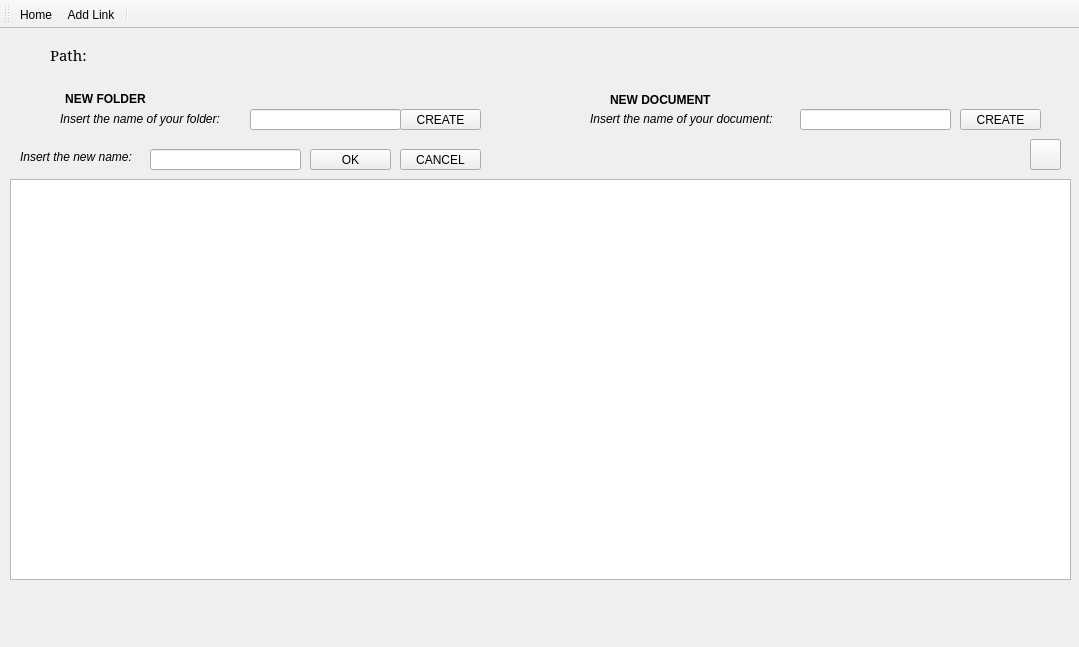
Old version of the form GUI/SymposiumGui/directory.ui in the repository RickZack/Symposium.
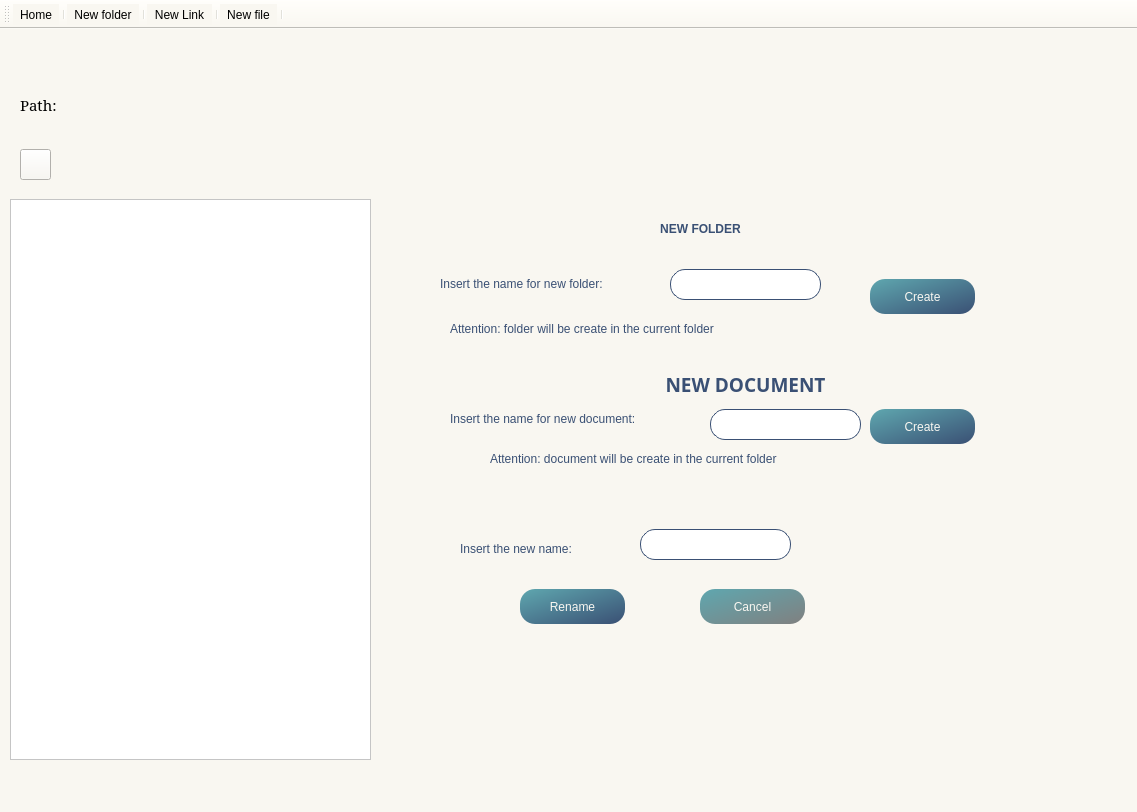
New version of the form. Icons and pictures are not drawn.

What changed in the file:
```diff
--- a/GUI/SymposiumGui/directory.ui
+++ b/GUI/SymposiumGui/directory.ui
@@ -6,13 +6,16 @@
    <rect>
     <x>0</x>
     <y>0</y>
-    <width>1079</width>
-    <height>647</height>
+    <width>1137</width>
+    <height>812</height>
    </rect>
   </property>
   <property name="windowTitle">
    <string>MainWindow</string>
   </property>
+  <property name="styleSheet">
+   <string notr="true">background-color:rgb(249, 247, 241);</string>
+  </property>
   <widget class="QWidget" name="centralwidget">
    <property name="minimumSize">
     <size>
@@ -24,31 +27,50 @@
     <property name="geometry">
      <rect>
       <x>10</x>
-      <y>150</y>
-      <width>1061</width>
-      <height>401</height>
+      <y>170</y>
+      <width>361</width>
+      <height>561</height>
      </rect>
     </property>
+    <property name="styleSheet">
+     <string notr="true">font: 12pt &quot;Baskerville Old Face&quot;;
+color: rgb(58, 80, 116); 
+background-color:white;
+border-color: rgb(58, 80, 116);</string>
+    </property>
    </widget>
    <widget class="QLineEdit" name="name">
     <property name="geometry">
      <rect>
-      <x>250</x>
-      <y>80</y>
+      <x>670</x>
+      <y>240</y>
       <width>151</width>
-      <height>21</height>
+      <height>31</height>
      </rect>
     </property>
+    <property name="styleSheet">
+     <string notr="true">background-color: white;
+color: rgb(58, 80, 116); 
+font: 11pt &quot;Baskerville Old Face&quot;;
+border-radius:15px;
+border-width: 1px; 
+border-style: solid;
+border-color: rgb(58, 80, 116); </string>
+    </property>
    </widget>
    <widget class="QLabel" name="label">
     <property name="geometry">
      <rect>
-      <x>60</x>
-      <y>60</y>
-      <width>91</width>
+      <x>610</x>
+      <y>190</y>
+      <width>181</width>
       <height>21</height>
      </rect>
     </property>
+    <property name="styleSheet">
+     <string notr="true">font: 14pt &quot;Baskerville Old Face&quot;;
+color: rgb(58, 80, 116); </string>
+    </property>
     <property name="text">
      <string>&lt;html&gt;&lt;head/&gt;&lt;body&gt;&lt;p align=&quot;center&quot;&gt;&lt;span style=&quot; font-weight:600;&quot;&gt;NEW FOLDER&lt;/span&gt;&lt;/p&gt;&lt;/body&gt;&lt;/html&gt;</string>
     </property>
@@ -56,23 +78,27 @@
    <widget class="QLabel" name="label_2">
     <property name="geometry">
      <rect>
-      <x>60</x>
-      <y>80</y>
-      <width>181</width>
-      <height>21</height>
+      <x>440</x>
+      <y>240</y>
+      <width>221</width>
+      <height>31</height>
      </rect>
     </property>
+    <property name="styleSheet">
+     <string notr="true">font: 10pt &quot;Baskerville Old Face&quot;;
+color: rgb(58, 80, 116); </string>
+    </property>
     <property name="text">
-     <string>&lt;html&gt;&lt;head/&gt;&lt;body&gt;&lt;p&gt;&lt;span style=&quot; font-style:italic;&quot;&gt;Insert the name of your folder:&lt;/span&gt;&lt;/p&gt;&lt;/body&gt;&lt;/html&gt;</string>
+     <string>&lt;html&gt;&lt;head/&gt;&lt;body&gt;&lt;p&gt;Insert the name for new folder:&lt;/p&gt;&lt;/body&gt;&lt;/html&gt;</string>
     </property>
    </widget>
    <widget class="QPushButton" name="pushButton_3">
     <property name="geometry">
      <rect>
-      <x>400</x>
-      <y>80</y>
-      <width>81</width>
-      <height>21</height>
+      <x>870</x>
+      <y>250</y>
+      <width>105</width>
+      <height>35</height>
      </rect>
     </property>
     <property name="minimumSize">
@@ -81,17 +107,23 @@
       <height>0</height>
      </size>
     </property>
+    <property name="styleSheet">
+     <string notr="true">background-color: qlineargradient(x1: 0, y1: 0, x2: 1, y2: 1, stop: 0 rgb(95, 167, 175), stop: 1 rgb(58, 80, 116));
+color: rgb(249, 247, 241); 
+font: 14pt &quot;Baskerville Old Face&quot;;
+border-radius:15px;</string>
+    </property>
     <property name="text">
-     <string>CREATE</string>
+     <string>Create</string>
     </property>
    </widget>
    <widget class="QLabel" name="label_3">
     <property name="geometry">
      <rect>
-      <x>10</x>
-      <y>60</y>
-      <width>41</width>
-      <height>41</height>
+      <x>560</x>
+      <y>170</y>
+      <width>51</width>
+      <height>51</height>
      </rect>
     </property>
     <property name="text">
@@ -107,10 +139,10 @@
    <widget class="QPushButton" name="pushButton_4">
     <property name="geometry">
      <rect>
-      <x>960</x>
-      <y>80</y>
-      <width>81</width>
-      <height>21</height>
+      <x>870</x>
+      <y>380</y>
+      <width>105</width>
+      <height>35</height>
      </rect>
     </property>
     <property name="minimumSize">
@@ -119,15 +151,21 @@
       <height>0</height>
      </size>
     </property>
+    <property name="styleSheet">
+     <string notr="true">background-color: qlineargradient(x1: 0, y1: 0, x2: 1, y2: 1, stop: 0 rgb(95, 167, 175), stop: 1 rgb(58, 80, 116));
+color: rgb(249, 247, 241); 
+font: 14pt &quot;Baskerville Old Face&quot;;
+border-radius:15px;</string>
+    </property>
     <property name="text">
-     <string>CREATE</string>
+     <string>Create</string>
     </property>
    </widget>
    <widget class="QLabel" name="label_4">
     <property name="geometry">
      <rect>
-      <x>530</x>
-      <y>50</y>
+      <x>570</x>
+      <y>320</y>
       <width>51</width>
       <height>51</height>
      </rect>
@@ -145,27 +183,34 @@
    <widget class="QLabel" name="label_5">
     <property name="geometry">
      <rect>
-      <x>610</x>
-      <y>60</y>
-      <width>111</width>
-      <height>21</height>
+      <x>640</x>
+      <y>340</y>
+      <width>211</width>
+      <height>31</height>
      </rect>
     </property>
     <property name="font">
      <font>
-      <weight>75</weight>
-      <bold>true</bold>
+      <family>Baskerville Old Face</family>
+      <pointsize>14</pointsize>
+      <weight>50</weight>
+      <italic>false</italic>
+      <bold>false</bold>
      </font>
     </property>
+    <property name="styleSheet">
+     <string notr="true">font: 14pt &quot;Baskerville Old Face&quot;;
+color: rgb(58, 80, 116); </string>
+    </property>
     <property name="text">
-     <string>NEW DOCUMENT</string>
+     <string>&lt;html&gt;&lt;head/&gt;&lt;body&gt;&lt;p align=&quot;center&quot;&gt;&lt;span style=&quot; font-weight:600;&quot;&gt;NEW DOCUMENT&lt;/span&gt;&lt;/p&gt;&lt;/body&gt;&lt;/html&gt;</string>
     </property>
    </widget>
    <widget class="QPushButton" name="back_button">
     <property name="geometry">
      <rect>
-      <x>1030</x>
-      <y>110</y>
+      <x>20</x>
+      <y>120</y>
       <width>31</width>
       <height>31</height>
      </rect>
@@ -177,56 +222,82 @@
    <widget class="QLabel" name="label_6">
     <property name="geometry">
      <rect>
-      <x>590</x>
-      <y>80</y>
-      <width>211</width>
+      <x>450</x>
+      <y>380</y>
+      <width>241</width>
       <height>21</height>
      </rect>
     </property>
+    <property name="styleSheet">
+     <string notr="true">font: 10pt &quot;Baskerville Old Face&quot;;
+color: rgb(58, 80, 116); </string>
+    </property>
     <property name="text">
-     <string>&lt;html&gt;&lt;head/&gt;&lt;body&gt;&lt;p&gt;&lt;span style=&quot; font-style:italic;&quot;&gt;Insert the name of your document:&lt;/span&gt;&lt;/p&gt;&lt;/body&gt;&lt;/html&gt;</string>
+     <string>&lt;html&gt;&lt;head/&gt;&lt;body&gt;&lt;p&gt;Insert the name for new document:&lt;/p&gt;&lt;/body&gt;&lt;/html&gt;</string>
     </property>
    </widget>
    <widget class="QLineEdit" name="name_2">
     <property name="geometry">
      <rect>
-      <x>800</x>
-      <y>80</y>
+      <x>710</x>
+      <y>380</y>
       <width>151</width>
-      <height>21</height>
+      <height>31</height>
      </rect>
     </property>
+    <property name="styleSheet">
+     <string notr="true">background-color: white;
+color: rgb(58, 80, 116); 
+font: 11pt &quot;Baskerville Old Face&quot;;
+border-radius:15px;
+border-width: 1px; 
+border-style: solid;
+border-color: rgb(58, 80, 116); </string>
+    </property>
    </widget>
    <widget class="QLineEdit" name="renameLabel">
     <property name="geometry">
      <rect>
-      <x>150</x>
-      <y>120</y>
+      <x>640</x>
+      <y>500</y>
       <width>151</width>
-      <height>21</height>
+      <height>31</height>
      </rect>
     </property>
+    <property name="styleSheet">
+     <string notr="true">background-color: white;
+color: rgb(58, 80, 116); 
+font: 11pt &quot;Baskerville Old Face&quot;;
+border-radius:15px;
+border-width: 1px; 
+border-style: solid;
+border-color: rgb(58, 80, 116); </string>
+    </property>
    </widget>
    <widget class="QLabel" name="renameName">
     <property name="geometry">
      <rect>
-      <x>20</x>
-      <y>120</y>
-      <width>131</width>
-      <height>16</height>
+      <x>460</x>
+      <y>510</y>
+      <width>151</width>
+      <height>20</height>
      </rect>
     </property>
+    <property name="styleSheet">
+     <string notr="true">font: 10pt &quot;Baskerville Old Face&quot;;
+color: rgb(58, 80, 116); </string>
+    </property>
     <property name="text">
-     <string>&lt;html&gt;&lt;head/&gt;&lt;body&gt;&lt;p&gt;&lt;span style=&quot; font-style:italic;&quot;&gt;Insert the new name:&lt;/span&gt;&lt;/p&gt;&lt;/body&gt;&lt;/html&gt;</string>
+     <string>&lt;html&gt;&lt;head/&gt;&lt;body&gt;&lt;p&gt;Insert the new name:&lt;/p&gt;&lt;/body&gt;&lt;/html&gt;</string>
     </property>
    </widget>
    <widget class="QPushButton" name="okButton">
     <property name="geometry">
      <rect>
-      <x>310</x>
-      <y>120</y>
-      <width>81</width>
-      <height>21</height>
+      <x>520</x>
+      <y>560</y>
+      <width>105</width>
+      <height>35</height>
      </rect>
     </property>
     <property name="minimumSize">
@@ -235,17 +306,23 @@
       <height>0</height>
      </size>
     </property>
+    <property name="styleSheet">
+     <string notr="true">background-color: qlineargradient(x1: 0, y1: 0, x2: 1, y2: 1, stop: 0 rgb(95, 167, 175), stop: 1 rgb(58, 80, 116));
+color: rgb(249, 247, 241); 
+font: 14pt &quot;Baskerville Old Face&quot;;
+border-radius:15px;</string>
+    </property>
     <property name="text">
-     <string>OK</string>
+     <string>Rename</string>
     </property>
    </widget>
    <widget class="QPushButton" name="okButton_2">
     <property name="geometry">
      <rect>
-      <x>400</x>
-      <y>120</y>
-      <width>81</width>
-      <height>21</height>
+      <x>700</x>
+      <y>560</y>
+      <width>105</width>
+      <height>35</height>
      </rect>
     </property>
     <property name="minimumSize">
@@ -254,16 +331,22 @@
       <height>0</height>
      </size>
     </property>
+    <property name="styleSheet">
+     <string notr="true">background-color: qlineargradient(x1: 0, y1: 0, x2: 1, y2: 1, stop: 0 rgb(95, 167, 175), stop: 1 grey);
+color: rgb(249, 247, 241); 
+font: 14pt &quot;Baskerville Old Face&quot;;
+border-radius:15px;</string>
+    </property>
     <property name="text">
-     <string>CANCEL</string>
+     <string>Cancel</string>
     </property>
    </widget>
    <widget class="QLabel" name="pathLabel">
     <property name="geometry">
      <rect>
-      <x>50</x>
-      <y>10</y>
-      <width>1001</width>
+      <x>20</x>
+      <y>60</y>
+      <width>971</width>
       <height>31</height>
      </rect>
     </property>
@@ -277,6 +360,40 @@
      <string>Path:</string>
     </property>
    </widget>
+   <widget class="QLabel" name="label_7">
+    <property name="geometry">
+     <rect>
+      <x>490</x>
+      <y>420</y>
+      <width>381</width>
+      <height>21</height>
+     </rect>
+    </property>
+    <property name="styleSheet">
+     <string notr="true">font: 10pt &quot;Baskerville Old Face&quot;;
+color: rgb(58, 80, 116); </string>
+    </property>
+    <property name="text">
+     <string>&lt;html&gt;&lt;head/&gt;&lt;body&gt;&lt;p&gt;Attention: document will be create in the current folder&lt;/p&gt;&lt;/body&gt;&lt;/html&gt;</string>
+    </property>
+   </widget>
+   <widget class="QLabel" name="label_8">
+    <property name="geometry">
+     <rect>
+      <x>450</x>
+      <y>290</y>
+      <width>421</width>
+      <height>21</height>
+     </rect>
+    </property>
+    <property name="styleSheet">
+     <string notr="true">font: 10pt &quot;Baskerville Old Face&quot;;
+color: rgb(58, 80, 116); </string>
+    </property>
+    <property name="text">
+     <string>&lt;html&gt;&lt;head/&gt;&lt;body&gt;&lt;p&gt;Attention: folder will be create in the current folder&lt;/p&gt;&lt;/body&gt;&lt;/html&gt;</string>
+    </property>
+   </widget>
   </widget>
   <widget class="QMenuBar" name="menubar">
    <property name="geometry">
@@ -299,8 +416,13 @@
     <bool>false</bool>
    </attribute>
    <addaction name="actionHome"/>
+   <addaction name="separator"/>
+   <addaction name="actionaddFolder"/>
+   <addaction name="separator"/>
    <addaction name="actionUri"/>
    <addaction name="separator"/>
+   <addaction name="actionaddfile"/>
+   <addaction name="separator"/>
   </widget>
   <action name="actionHome">
    <property name="icon">
@@ -320,10 +442,31 @@
      <normaloff>cartelle/link_icon.png</normaloff>cartelle/link_icon.png</iconset>
    </property>
    <property name="text">
-    <string>Add Link</string>
+    <string>New Link</string>
    </property>
    <property name="toolTip">
-    <string>&lt;html&gt;&lt;head/&gt;&lt;body&gt;&lt;p&gt;&lt;span style=&quot; font-weight:600; font-style:italic;&quot;&gt;Add Link&lt;/span&gt;&lt;/p&gt;&lt;/body&gt;&lt;/html&gt;</string>
+    <string>&lt;html&gt;&lt;head/&gt;&lt;body&gt;&lt;p&gt;Add Link&lt;/p&gt;&lt;/body&gt;&lt;/html&gt;</string>
+   </property>
+  </action>
+  <action name="actionaddFolder">
+   <property name="icon">
+    <iconset resource="resources.qrc">
+     <normaloff>:/icon/addfolder.png</normaloff>:/icon/addfolder.png</iconset>
+   </property>
+   <property name="text">
+    <string>New folder</string>
+   </property>
+   <property name="toolTip">
+    <string>New folder</string>
+   </property>
+  </action>
+  <action name="actionaddfile">
+   <property name="icon">
+    <iconset resource="resources.qrc">
+     <normaloff>:/icon/addfile.png</normaloff>:/icon/addfile.png</iconset>
+   </property>
+   <property name="text">
+    <string>New file</string>
    </property>
   </action>
  </widget>
```
Left out of the diff: 18 changed lines with no effect on the pictures.
